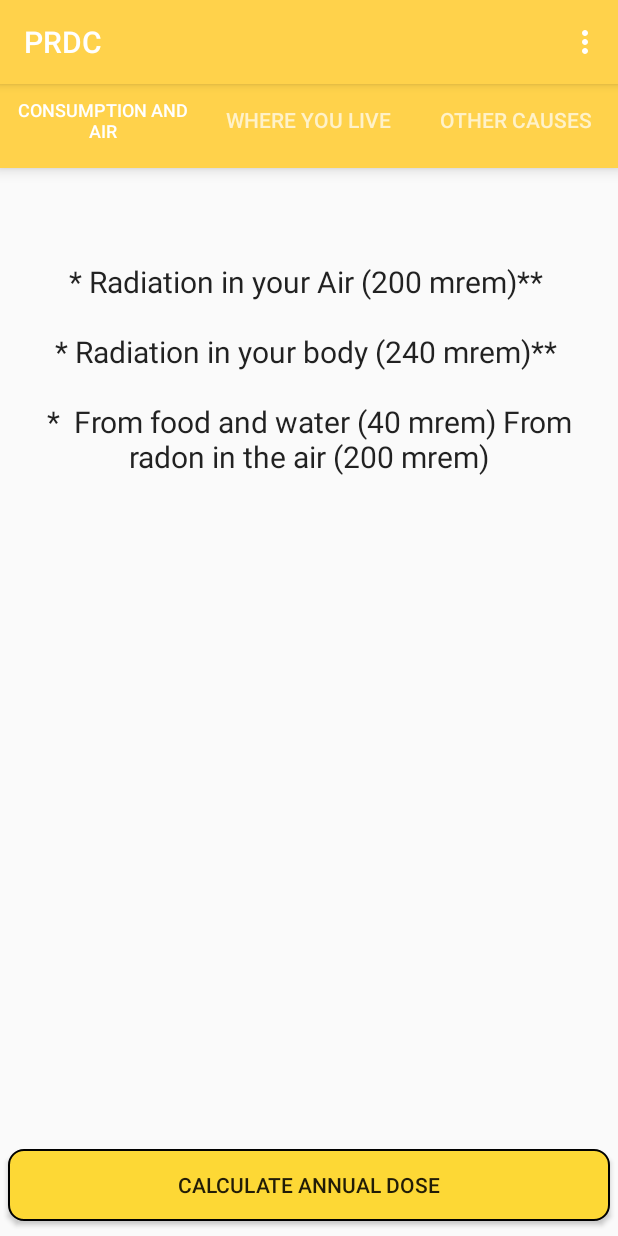
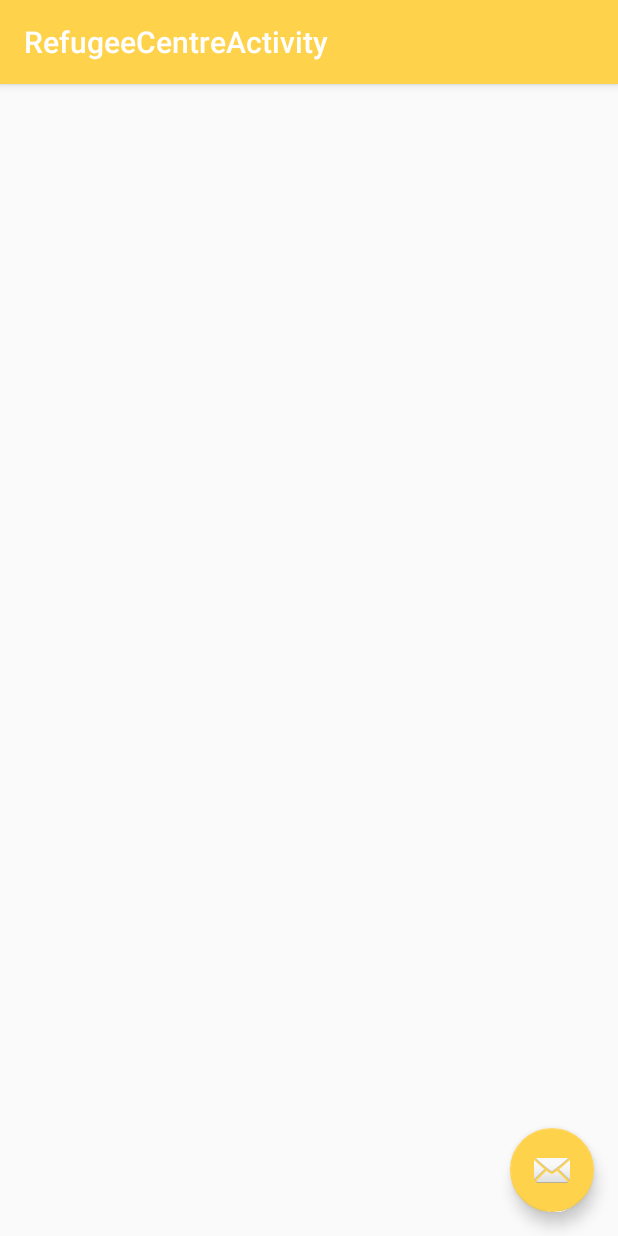
Before and after one commit to robillo/PRDC, an Android app: the screen it shows after launch (MainActivity before the commit, RefugeeCentreActivity after it), in the options menu, after a tap on "Settings", on a phone screen of 412 x 824 dp. Run offline under Robolectric (Android 15) with nearby library versions, the phone set to English and light mode, and no system bars; libraries missing offline, so code that uses them is left out: com.androidplot.pie, com.androidplot.util; 30 statements that could not run were skipped.

Commit message:
Refugee Centre Activity

```diff
--- a/app/src/main/AndroidManifest.xml
+++ b/app/src/main/AndroidManifest.xml
@@ -22,7 +22,11 @@
             android:name=".GraphActivity"
             android:label="@string/title_activity_graph"
             android:theme="@style/AppTheme.NoActionBar" />
-        <activity android:name=".About"></activity>
+        <activity android:name=".About" />
+        <activity
+            android:name=".RefugeeCentreActivity"
+            android:label="@string/title_activity_refugee_centre"
+            android:theme="@style/AppTheme.NoActionBar"></activity>
     </application>
 
 </manifest>
--- a/app/src/main/java/com/appbusters/robinkamboj/prdc/MainActivity.java
+++ b/app/src/main/java/com/appbusters/robinkamboj/prdc/MainActivity.java
@@ -85,6 +85,10 @@ public class MainActivity extends AppCompatActivity  {
         else if (id == R.id.action_settings) {
             return true;
         }
+        else if(id == R.id.action_refugee_centre) {
+            Intent i = new Intent(this, RefugeeCentreActivity.class);
+            startActivity(i);
+        }
 
         return super.onOptionsItemSelected(item);
     }
--- /dev/null
+++ b/app/src/main/java/com/appbusters/robinkamboj/prdc/RefugeeCentreActivity.java
@@ -0,0 +1,29 @@
+package com.appbusters.robinkamboj.prdc;
+
+import android.os.Bundle;
+import android.support.design.widget.FloatingActionButton;
+import android.support.design.widget.Snackbar;
+import android.support.v7.app.AppCompatActivity;
+import android.support.v7.widget.Toolbar;
+import android.view.View;
+
+public class RefugeeCentreActivity extends AppCompatActivity {
+
+    @Override
+    protected void onCreate(Bundle savedInstanceState) {
+        super.onCreate(savedInstanceState);
+        setContentView(R.layout.activity_refugee_centre);
+        Toolbar toolbar = (Toolbar) findViewById(R.id.toolbar);
+        setSupportActionBar(toolbar);
+
+        FloatingActionButton fab = (FloatingActionButton) findViewById(R.id.fab);
+        fab.setOnClickListener(new View.OnClickListener() {
+            @Override
+            public void onClick(View view) {
+                Snackbar.make(view, "Replace with your own action", Snackbar.LENGTH_LONG)
+                        .setAction("Action", null).show();
+            }
+        });
+    }
+
+}
--- /dev/null
+++ b/app/src/main/res/layout/activity_refugee_centre.xml
@@ -0,0 +1,34 @@
+<?xml version="1.0" encoding="utf-8"?>
+<android.support.design.widget.CoordinatorLayout xmlns:android="http://schemas.android.com/apk/res/android"
+    xmlns:app="http://schemas.android.com/apk/res-auto"
+    xmlns:tools="http://schemas.android.com/tools"
+    android:layout_width="match_parent"
+    android:layout_height="match_parent"
+    android:fitsSystemWindows="true"
+    tools:context="com.appbusters.robinkamboj.prdc.RefugeeCentreActivity">
+
+    <android.support.design.widget.AppBarLayout
+        android:layout_width="match_parent"
+        android:layout_height="wrap_content"
+        android:theme="@style/AppTheme.AppBarOverlay">
+
+        <android.support.v7.widget.Toolbar
+            android:id="@+id/toolbar"
+            android:layout_width="match_parent"
+            android:layout_height="?attr/actionBarSize"
+            android:background="?attr/colorPrimary"
+            app:popupTheme="@style/AppTheme.PopupOverlay" />
+
+    </android.support.design.widget.AppBarLayout>
+
+    <include layout="@layout/content_refugee_centre" />
+
+    <android.support.design.widget.FloatingActionButton
+        android:id="@+id/fab"
+        android:layout_width="wrap_content"
+        android:layout_height="wrap_content"
+        android:layout_gravity="bottom|end"
+        android:layout_margin="@dimen/fab_margin"
+        app:srcCompat="@android:drawable/ic_dialog_email" />
+
+</android.support.design.widget.CoordinatorLayout>
--- /dev/null
+++ b/app/src/main/res/layout/content_refugee_centre.xml
@@ -0,0 +1,16 @@
+<?xml version="1.0" encoding="utf-8"?>
+<RelativeLayout xmlns:android="http://schemas.android.com/apk/res/android"
+    xmlns:app="http://schemas.android.com/apk/res-auto"
+    xmlns:tools="http://schemas.android.com/tools"
+    android:id="@+id/content_refugee_centre"
+    android:layout_width="match_parent"
+    android:layout_height="match_parent"
+    android:paddingBottom="@dimen/activity_vertical_margin"
+    android:paddingLeft="@dimen/activity_horizontal_margin"
+    android:paddingRight="@dimen/activity_horizontal_margin"
+    android:paddingTop="@dimen/activity_vertical_margin"
+    app:layout_behavior="@string/appbar_scrolling_view_behavior"
+    tools:context="com.appbusters.robinkamboj.prdc.RefugeeCentreActivity"
+    tools:showIn="@layout/activity_refugee_centre">
+
+</RelativeLayout>
--- a/app/src/main/res/menu/menu_main.xml
+++ b/app/src/main/res/menu/menu_main.xml
@@ -12,4 +12,9 @@
         android:orderInCategory="101"
         android:title="@string/action_settings"
         app:showAsAction="never" />
+    <item
+        android:id="@+id/action_refugee_centre"
+        android:orderInCategory="102"
+        android:title="@string/action_settings"
+        app:showAsAction="never" />
 </menu>
--- a/app/src/main/res/values/strings.xml
+++ b/app/src/main/res/values/strings.xml
@@ -23,5 +23,6 @@
         and Radiation has always been all around us as a part of our natural environment.\nIt will be shown that the amount of radiation that we receive from a nuclear power plant is much <b>less</b> than the amount
         of radiation that we receive as a result of cosmic radiation, presence of <b>Radon in air</b>, etc. This will help in reducing irrational fear of nuclear radiation to some extend Indian Public.
     </string>
+    <string name="title_activity_refugee_centre">RefugeeCentreActivity</string>
 
 </resources>
```
